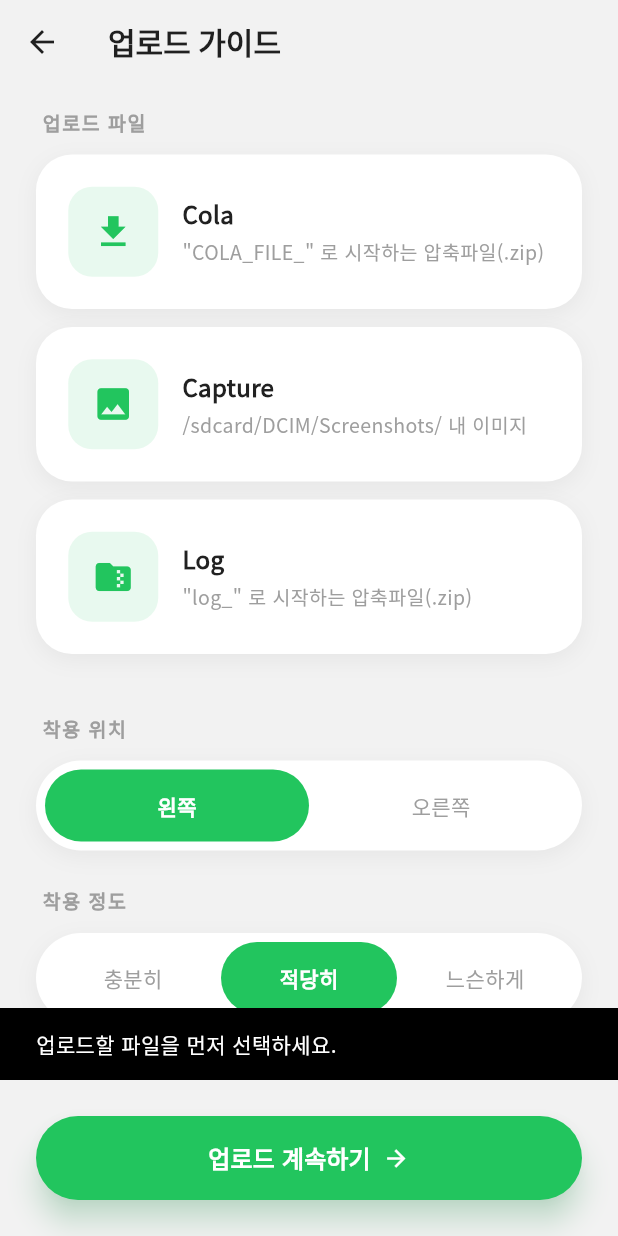
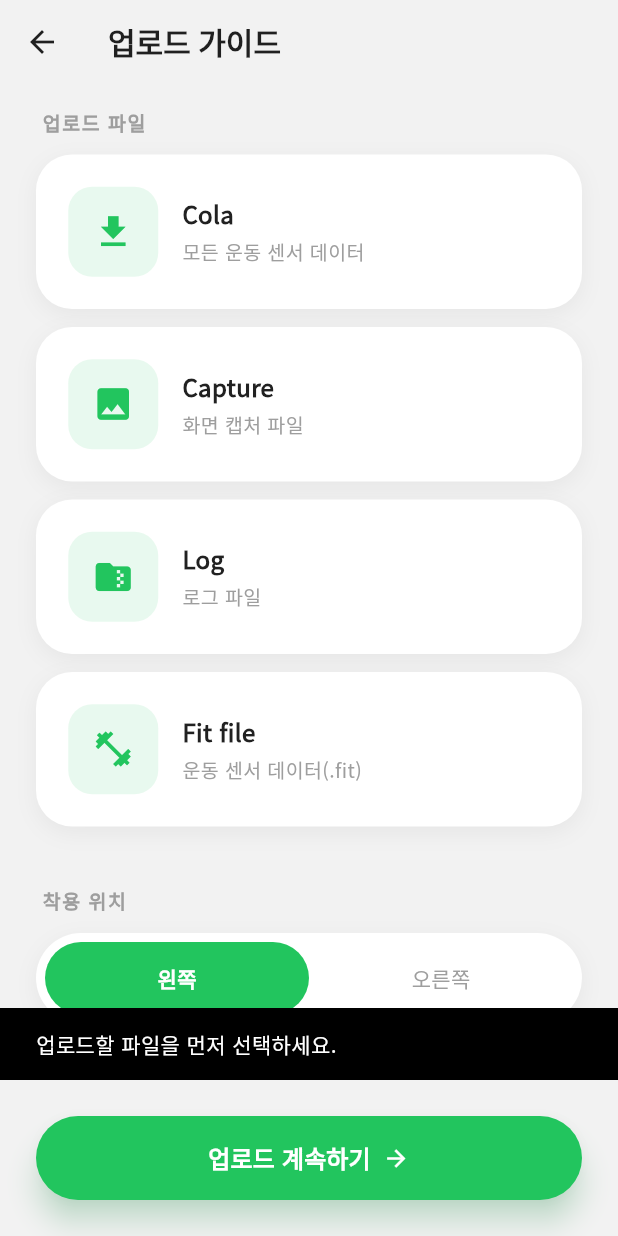
Before and after one commit to Huijong/HealthApp_V1, a Flutter app: the Screen6Upload screen opened by its route, after a tap on "업로드 계속하기", on a phone screen of 412 x 824 dp. Run offline on Flutter 3.47's test engine with Material 3 defaults, Android fonts, the phone set to English and light mode, and no system bars; our stand-ins replace dio, file_picker, firebase_core, firebase_messaging, flutter_local_notifications, google_fonts and 2 more; missing offline and left inert: flutter_background_service; accounts and stored records are empty; key blocks and very long unbroken strings in the code were emptied for the run.

Commit message:
나의 첫 번째 플러터 앱 완성!

```diff
--- a/health_gui_20260324/lib/screens/screen6_upload.dart
+++ b/health_gui_20260324/lib/screens/screen6_upload.dart
@@ -34,6 +34,7 @@
   List<PlatformFile> _colaFiles = [];
   List<PlatformFile> _captureFiles = [];
   List<PlatformFile> _logFiles = [];
+  List<PlatformFile> _fitDataFiles = [];
   final ValueNotifier<double> _progressNotifier = ValueNotifier<double>(0.0);
 
   @override
@@ -265,6 +266,11 @@
         if (newFiles.isNotEmpty) {
           setState(() => _logFiles.addAll(newFiles));
         }
+      } else if (type == 'Fit file') {
+        final newFiles = await _pickCustomFiles('/storage/emulated/0/Download/삼성 헬스/fit', '', ['.fit']);
+        if (newFiles.isNotEmpty) {
+          setState(() => _fitDataFiles.addAll(newFiles));
+        }
       }
     } catch (e) {
       if (mounted) {
@@ -274,7 +280,7 @@
   }
 
   Future<void> _uploadFiles() async {
-    if (_colaFiles.isEmpty && _captureFiles.isEmpty && _logFiles.isEmpty) {
+    if (_colaFiles.isEmpty && _captureFiles.isEmpty && _logFiles.isEmpty && _fitDataFiles.isEmpty) {
       ScaffoldMessenger.of(context).showSnackBar(const SnackBar(content: Text('업로드할 파일을 먼저 선택하세요.')));
       return;
     }
@@ -283,6 +289,7 @@
     if (_colaFiles.isEmpty) missingFiles.add('Cola');
     if (_captureFiles.isEmpty) missingFiles.add('Capture');
     if (_logFiles.isEmpty) missingFiles.add('Log');
+    if (_fitDataFiles.isEmpty) missingFiles.add('Fit file');
 
     if (missingFiles.isNotEmpty) {
       String missingStr = missingFiles.join(', ');
@@ -347,7 +354,7 @@
     );
 
     try {
-      final allFiles = [..._colaFiles, ..._captureFiles, ..._logFiles];
+      final allFiles = [..._colaFiles, ..._captureFiles, ..._logFiles, ..._fitDataFiles];
       if (allFiles.isEmpty) return;
 
       List<Map<String, dynamic>> mappedFiles = allFiles.map((e) => {
@@ -397,6 +404,7 @@
                  _colaFiles.clear();
                  _captureFiles.clear();
                  _logFiles.clear();
+                 _fitDataFiles.clear();
                  _locationController.clear();
                  _remarksController.clear();
                  _otherModelController.clear();
@@ -439,11 +447,13 @@
             children: [
               _buildSectionTitle('업로드 파일', isDark),
               const SizedBox(height: 12),
-              _buildUploadCard('Cola', '"COLA_FILE_" 로 시작하는 압축파일(.zip)', Icons.file_download, theme, isDark, primaryColor, _colaFiles),
+              _buildUploadCard('Cola', '모든 운동 센서 데이터', Icons.file_download, theme, isDark, primaryColor, _colaFiles),
               const SizedBox(height: 12),
-              _buildUploadCard('Capture', '/sdcard/DCIM/Screenshots/ 내 이미지', Icons.image, theme, isDark, primaryColor, _captureFiles),
+              _buildUploadCard('Capture', '화면 캡처 파일', Icons.image, theme, isDark, primaryColor, _captureFiles),
               const SizedBox(height: 12),
-              _buildUploadCard('Log', '"log_" 로 시작하는 압축파일(.zip)', Icons.folder_zip, theme, isDark, primaryColor, _logFiles),
+              _buildUploadCard('Log', '로그 파일', Icons.folder_zip, theme, isDark, primaryColor, _logFiles),
+              const SizedBox(height: 12),
+              _buildUploadCard('Fit file', '운동 센서 데이터(.fit)', Icons.fitness_center, theme, isDark, primaryColor, _fitDataFiles),
 
               const SizedBox(height: 40),
 
```
